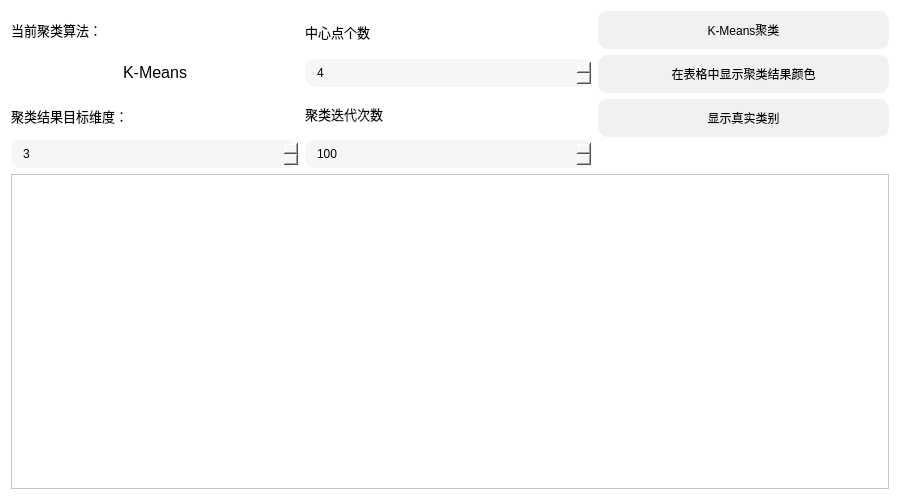
This is visual-clinic/meansdialog.ui in gtxzsxxk/visual-clinic as Qt 5 draws it before an edit. The edited form follows.
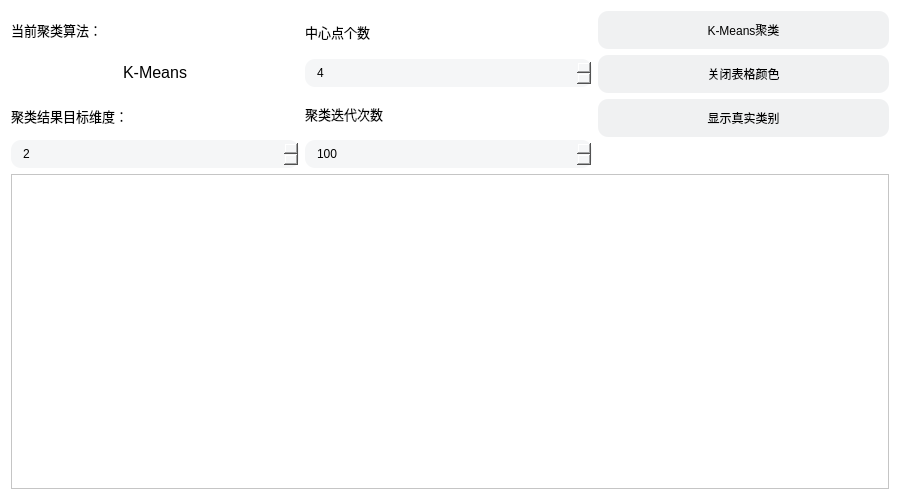
This is the edited form.

Commit message: feat: be able to 2d k-means

```diff
--- a/visual-clinic/meansdialog.ui
+++ b/visual-clinic/meansdialog.ui
@@ -526,7 +526,7 @@
               <number>3</number>
              </property>
              <property name="value">
-              <number>3</number>
+              <number>2</number>
              </property>
             </widget>
            </item>
@@ -658,7 +658,7 @@
 }</string>
            </property>
            <property name="text">
-            <string>在表格中显示聚类结果颜色</string>
+            <string>关闭表格颜色</string>
            </property>
           </widget>
          </item>
```
The commit also changes 2 other files.
